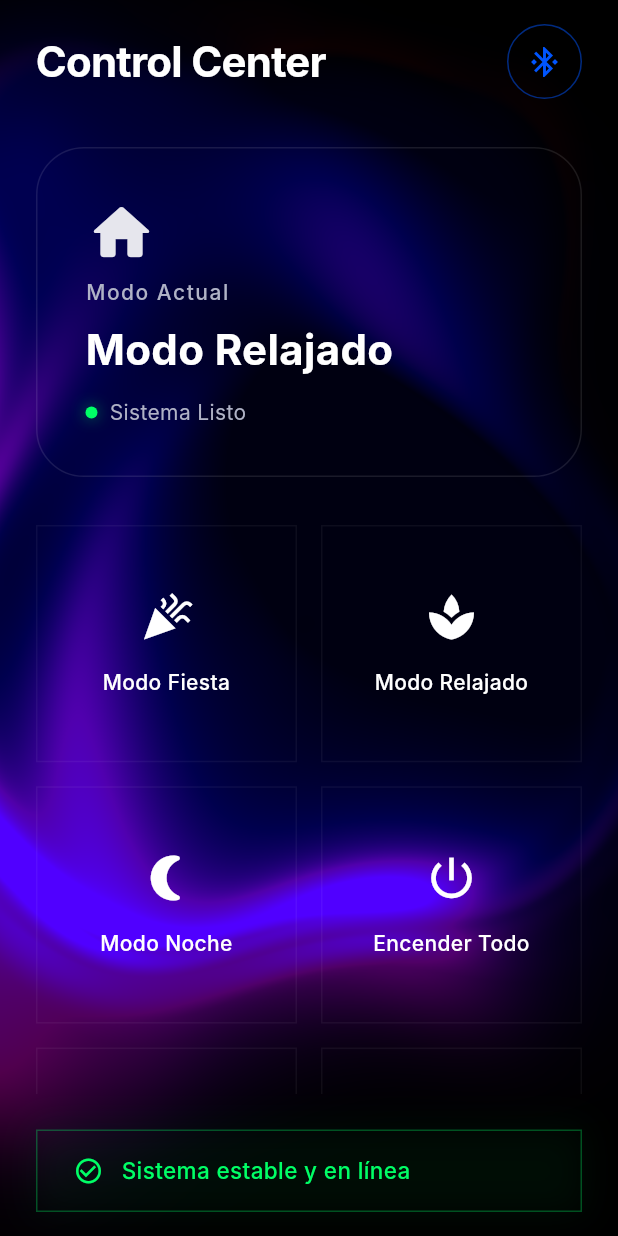
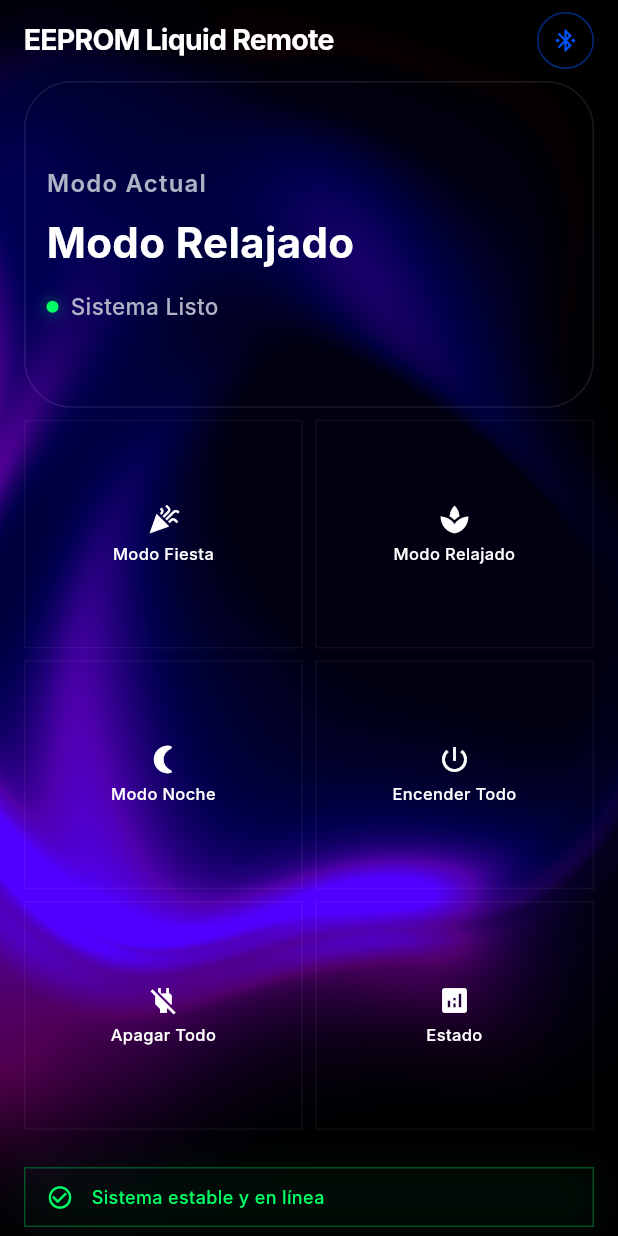
Before and after one commit to ricardious/ORGA_1S2026_G21, a Flutter app: the screen it shows after launch, on a phone screen of 412 x 824 dp. Run offline on Flutter 3.47's test engine with Material 3 defaults, Android fonts, the phone set to English and light mode, and no system bars; missing offline and left inert: liquid_glass_renderer; Roboto replaces fonts that are missing (Inter); project files that could hold a hidden picture were left out.

Commit message:
fix(eeprom-liquid-remote): refine mobile control panel layout

```diff
--- a/Proyecto/eeprom_liquid_remote/lib/main.dart
+++ b/Proyecto/eeprom_liquid_remote/lib/main.dart
@@ -1,5 +1,7 @@
 import 'package:flutter/material.dart';
 import 'package:liquid_glass_renderer/liquid_glass_renderer.dart';
+
+const String kAppName = 'EEPROM Liquid Remote';
 
 void main() {
   runApp(const SmartHomeApp());
@@ -11,7 +13,7 @@ class SmartHomeApp extends StatelessWidget {
   @override
   Widget build(BuildContext context) {
     return MaterialApp(
-      title: 'Smart Home Control',
+      title: kAppName,
       debugShowCheckedModeBanner: false,
       theme: ThemeData(
         brightness: Brightness.dark,
@@ -74,39 +76,41 @@ class _ControlPanelState extends State<ControlPanel> {
     final isTablet = MediaQuery.of(context).size.width >= 900;
 
     return Scaffold(
-      body: Stack(
-        children: [
-          // Background with blurry colored orbs
-          const _AnimatedBackground(),
-
-          SafeArea(
+      body: SafeArea(
         child: isTablet ? _buildTabletLayout() : _buildPhoneLayout(),
-          ),
-        ],
       ),
     );
   }
 
   Widget _buildPhoneLayout() {
-    return Padding(
-      padding: const EdgeInsets.symmetric(horizontal: 24.0, vertical: 16.0),
+    return _buildBackgroundSurface(
+      child: Padding(
+        padding: const EdgeInsets.fromLTRB(16, 8, 16, 6),
         child: Column(
           crossAxisAlignment: CrossAxisAlignment.stretch,
           children: [
-          _buildHeader(),
-          const SizedBox(height: 32),
-          SizedBox(height: 220, child: _buildStatusPanel()),
-          const SizedBox(height: 32),
-          Expanded(child: _buildCommandsGrid(2)),
-          const SizedBox(height: 24),
-          _buildFeedbackPanel(),
+            _buildHeader(compact: true),
+            const SizedBox(height: 8),
+            Expanded(
+              flex: 16,
+              child: _buildStatusPanel(compact: true),
+            ),
+            const SizedBox(height: 8),
+            Expanded(
+              flex: 36,
+              child: _buildCommandsGrid(2, compact: true),
+            ),
+            const SizedBox(height: 8),
+            _buildFeedbackPanel(compact: true),
           ],
+        ),
       ),
     );
   }
 
   Widget _buildTabletLayout() {
-    return Padding(
+    return _buildBackgroundSurface(
+      child: Padding(
         padding: const EdgeInsets.all(32.0),
         child: Row(
           crossAxisAlignment: CrossAxisAlignment.stretch,
@@ -150,19 +154,35 @@ class _ControlPanelState extends State<ControlPanel> {
             ),
           ],
         ),
+      ),
     );
   }
 
-  Widget _buildHeader() {
+  Widget _buildBackgroundSurface({required Widget child}) {
+    return Stack(
+      children: [
+        Positioned.fill(
+          child: Image.asset(
+            'assets/bg.png',
+            fit: BoxFit.cover,
+            alignment: Alignment.center,
+          ),
+        ),
+        child,
+      ],
+    );
+  }
+
+  Widget _buildHeader({bool compact = false}) {
     return Row(
       mainAxisAlignment: MainAxisAlignment.spaceBetween,
       children: [
-        const Expanded(
+        Expanded(
           child: Text(
-            'Control Center',
-            overflow: TextOverflow.ellipsis,
+            kAppName,
+            maxLines: 2,
             style: TextStyle(
-              fontSize: 28,
+              fontSize: compact ? 19 : 24,
               fontWeight: FontWeight.w700,
               color: Colors.white,
               letterSpacing: -0.5,
@@ -192,7 +212,7 @@ class _ControlPanelState extends State<ControlPanel> {
             ),
             shape: const LiquidOval(),
             child: Container(
-              padding: const EdgeInsets.all(12),
+              padding: EdgeInsets.all(compact ? 9 : 12),
               decoration: BoxDecoration(
                 shape: BoxShape.circle,
                 border: Border.all(
@@ -209,7 +229,7 @@ class _ControlPanelState extends State<ControlPanel> {
                 color: isBluetoothConnected
                     ? const Color(0xFF0055FF)
                     : const Color(0xFFB0B3C6),
-                size: 24,
+                size: compact ? 18 : 24,
               ),
             ),
           ),
@@ -218,7 +238,7 @@ class _ControlPanelState extends State<ControlPanel> {
     );
   }
 
-  Widget _buildStatusPanel() {
+  Widget _buildStatusPanel({bool compact = false}) {
     return LiquidGlassLayer(
       fake: true,
       settings: const LiquidGlassSettings(
@@ -232,7 +252,7 @@ class _ControlPanelState extends State<ControlPanel> {
         child: Container(
           width: double.infinity,
           height: double.infinity,
-          padding: const EdgeInsets.all(32),
+          padding: EdgeInsets.all(compact ? 14 : 32),
           decoration: BoxDecoration(
             border: Border.all(
               color: Colors.white.withValues(alpha: 0.1),
@@ -240,35 +260,40 @@ class _ControlPanelState extends State<ControlPanel> {
             ),
             borderRadius: BorderRadius.circular(32), // Visual fallback
           ),
-          child: Column(
-            mainAxisAlignment: MainAxisAlignment.center,
+          child: LayoutBuilder(
+            builder: (context, constraints) {
+              final panelHeight = constraints.maxHeight;
+              final labelSize = compact ? (panelHeight * 0.11).clamp(13.0, 16.0) : 14.0;
+              final modeSize = compact ? (panelHeight * 0.24).clamp(20.0, 28.0) : 26.0;
+              final statusSize = compact ? (panelHeight * 0.12).clamp(12.0, 15.0) : 14.0;
+              final topGap = compact ? (panelHeight * 0.06).clamp(4.0, 8.0) : 8.0;
+              final bottomGap = compact ? (panelHeight * 0.08).clamp(6.0, 12.0) : 12.0;
+
+              return Column(
                 crossAxisAlignment: CrossAxisAlignment.start,
                 children: [
-              Icon(
-                Icons.home_rounded,
-                size: 48,
-                color: Colors.white.withValues(alpha: 0.9),
-              ),
                   const Spacer(),
-              const Text(
+                  Text(
                     'Modo Actual',
                     style: TextStyle(
-                  fontSize: 14,
-                  fontWeight: FontWeight.w500,
-                  color: Color(0xFFB0B3C6),
-                  letterSpacing: 1.0,
+                      fontSize: labelSize,
+                      fontWeight: FontWeight.w600,
+                      color: const Color(0xFFB0B3C6),
+                      letterSpacing: 0.8,
                     ),
                   ),
-              const SizedBox(height: 8),
+                  SizedBox(height: topGap),
                   Text(
                     currentMode,
-                style: const TextStyle(
-                  fontSize: 28,
+                    maxLines: 1,
+                    overflow: TextOverflow.ellipsis,
+                    style: TextStyle(
+                      fontSize: modeSize,
                       fontWeight: FontWeight.w700,
                       color: Colors.white,
                     ),
                   ),
-              const SizedBox(height: 12),
+                  SizedBox(height: bottomGap),
                   Row(
                     children: [
                       Container(
@@ -296,22 +321,32 @@ class _ControlPanelState extends State<ControlPanel> {
                               ? 'Sistema Listo'
                               : 'Sistema No Disponible',
                           overflow: TextOverflow.ellipsis,
-                      style: const TextStyle(
-                        fontSize: 14,
-                        color: Color(0xFFB0B3C6),
+                          style: TextStyle(
+                            fontSize: statusSize,
+                            fontWeight: FontWeight.w500,
+                            color: const Color(0xFFB0B3C6),
                           ),
                         ),
                       ),
                     ],
                   ),
+                  const Spacer(),
                 ],
+              );
+            },
           ),
         ),
       ),
     );
   }
 
-  Widget _buildCommandsGrid(int crossAxisCount) {
+  Widget _buildCommandsGrid(
+    int crossAxisCount, {
+    bool shrinkWrap = false,
+    bool compact = false,
+  }) {
+    final isPhone = crossAxisCount == 2;
+
     // Map of commands to icons and action
     final commands = [
       {
@@ -356,12 +391,13 @@ class _ControlPanelState extends State<ControlPanel> {
         lightIntensity: 1.0,
       ),
       child: GridView.builder(
+        shrinkWrap: shrinkWrap,
         physics: const NeverScrollableScrollPhysics(),
         gridDelegate: SliverGridDelegateWithFixedCrossAxisCount(
           crossAxisCount: crossAxisCount,
-          crossAxisSpacing: 16,
-          mainAxisSpacing: 16,
-          childAspectRatio: 1.1,
+          crossAxisSpacing: compact ? 8 : (isPhone ? 12 : 16),
+          mainAxisSpacing: compact ? 8 : (isPhone ? 12 : 16),
+          childAspectRatio: compact ? 1.22 : (isPhone ? 0.95 : 1.1),
         ),
         itemCount: commands.length,
         itemBuilder: (context, index) {
@@ -387,6 +423,10 @@ class _ControlPanelState extends State<ControlPanel> {
                   glowColor: Colors.white.withValues(alpha: 0.15),
                   glowRadius: 1.5,
                   child: Container(
+                    padding: EdgeInsets.symmetric(
+                      horizontal: compact ? 8 : (isPhone ? 10 : 12),
+                      vertical: compact ? 8 : (isPhone ? 12 : 16),
+                    ),
                     decoration: BoxDecoration(
                       border: Border.all(
                         color: Colors.white.withValues(alpha: 0.05),
@@ -398,15 +438,17 @@ class _ControlPanelState extends State<ControlPanel> {
                       children: [
                         Icon(
                           cmd['icon'] as IconData,
-                          size: 36,
+                          size: compact ? 22 : (isPhone ? 30 : 36),
                           color: Colors.white,
                         ),
-                        const SizedBox(height: 16),
+                        SizedBox(height: compact ? 4 : (isPhone ? 10 : 16)),
                         Text(
                           cmd['title'] as String,
                           textAlign: TextAlign.center,
-                          style: const TextStyle(
-                            fontSize: 14,
+                          maxLines: 2,
+                          overflow: TextOverflow.ellipsis,
+                          style: TextStyle(
+                            fontSize: compact ? 11 : (isPhone ? 13 : 14),
                             fontWeight: FontWeight.w500,
                             color: Colors.white,
                           ),
@@ -423,7 +465,7 @@ class _ControlPanelState extends State<ControlPanel> {
     );
   }
 
-  Widget _buildFeedbackPanel() {
+  Widget _buildFeedbackPanel({bool compact = false}) {
     return LiquidGlass.withOwnLayer(
       fake: true,
       settings: const LiquidGlassSettings(
@@ -433,7 +475,10 @@ class _ControlPanelState extends State<ControlPanel> {
       ),
       shape: const LiquidRoundedRectangle(borderRadius: 100), // Pill shape
       child: Container(
-        padding: const EdgeInsets.symmetric(horizontal: 24, vertical: 16),
+        padding: EdgeInsets.symmetric(
+          horizontal: compact ? 14 : 24,
+          vertical: compact ? 10 : 16,
+        ),
         decoration: BoxDecoration(
           border: Border.all(
             color: systemMessageColor.withValues(alpha: 0.3),
@@ -465,16 +510,18 @@ class _ControlPanelState extends State<ControlPanel> {
                     ? Icons.error_outline
                     : Icons.check_circle_outline,
                 color: systemMessageColor,
-                size: 20,
+                size: compact ? 18 : 20,
               ),
             if (!isProcessing) const SizedBox(width: 12),
             Expanded(
               child: Text(
                 systemMessage,
+                maxLines: compact ? 2 : null,
+                overflow: compact ? TextOverflow.ellipsis : null,
                 style: TextStyle(
                   color: isProcessing ? Colors.white : systemMessageColor,
                   fontWeight: FontWeight.w500,
-                  fontSize: 15,
+                  fontSize: compact ? 12 : 15,
                 ),
               ),
             ),
@@ -484,15 +531,3 @@ class _ControlPanelState extends State<ControlPanel> {
     );
   }
 }
-
-/// A background with colorful blurred orbs that create beautiful glass refraction
-class _AnimatedBackground extends StatelessWidget {
-  const _AnimatedBackground();
-
-  @override
-  Widget build(BuildContext context) {
-    return Positioned.fill(
-      child: Image.asset('assets/bg.png', fit: BoxFit.cover),
-    );
-  }
-}
```
Also changed, not shown: 1 other file. Lines whose indentation alone changed are shown as unchanged.
